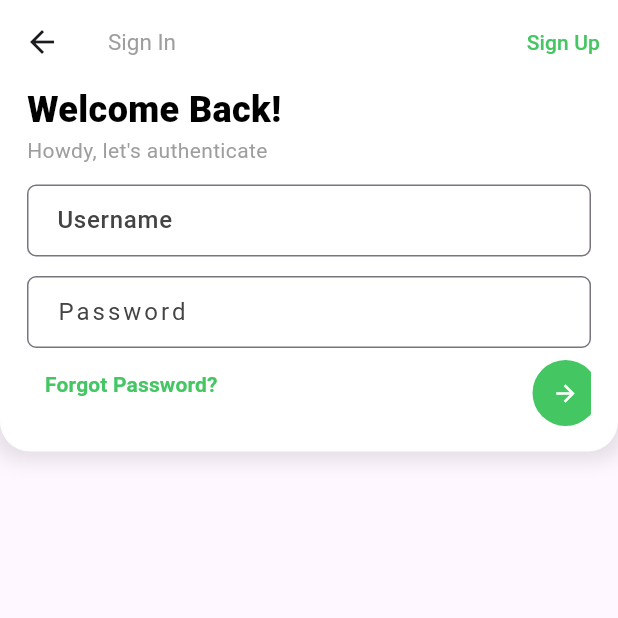
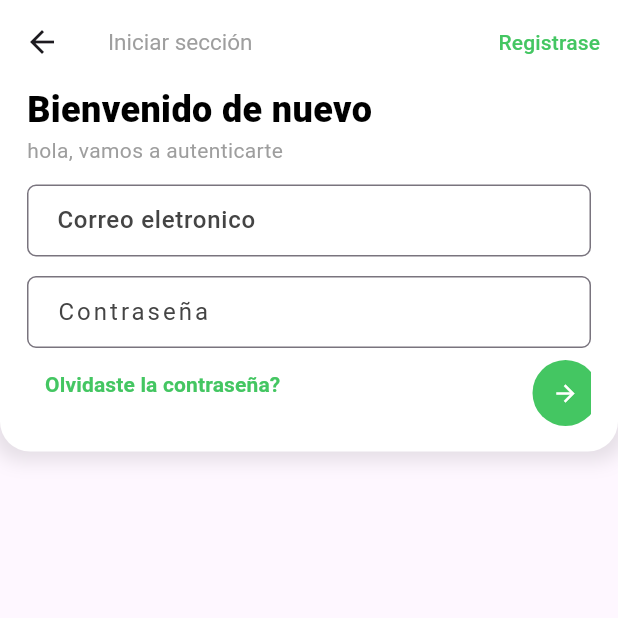
Before and after one commit to BryanAyalaL/Ecovidrio-app, a Flutter app: the SignUpPage screen opened by its route, after a tap on "Sign In", on a phone screen of 412 x 824 dp, the top half of it. Run offline on Flutter 3.47's test engine with Material 3 defaults, Android fonts, the phone set to English and light mode, and no system bars; our stand-ins replace flutter_rating_bar, page_transition; Roboto replaces fonts that are missing (Pacifico, Poppins).

Commit message:
Iniciar seccion visual

```diff
--- a/lib/main.dart
+++ b/lib/main.dart
@@ -13,7 +13,8 @@ class MyApp extends StatelessWidget {
   @override
   Widget build(BuildContext context) {
     return MaterialApp(
-      title: 'Fryo',
+      title: 'Eco vidrio',
+      debugShowCheckedModeBanner: false, // Oculta la etiqueta de depuración
       theme: ThemeData(
         primarySwatch: Colors.green,
       ),
--- a/lib/src/screens/signin.dart
+++ b/lib/src/screens/signin.dart
@@ -20,7 +20,7 @@ class SignInPageState extends State<SignInPage> {
         appBar: AppBar(
           elevation: 0,
           backgroundColor: white,
-          title: Text('Sign In',
+          title: Text('Iniciar sección',
               style: TextStyle(
                   color: Colors.grey, fontFamily: 'Poppins', fontSize: 15)),
           actions: <Widget>[
@@ -36,7 +36,7 @@ class SignInPageState extends State<SignInPage> {
                   ),
                 );
               },
-              child: Text('Sign Up', style: contrastText),
+              child: Text('Registrase', style: contrastText),
             )
           ],
         ),
@@ -54,14 +54,24 @@ class SignInPageState extends State<SignInPage> {
                     mainAxisAlignment: MainAxisAlignment.start,
                     crossAxisAlignment: CrossAxisAlignment.start,
                     children: <Widget>[
-                      Text('Welcome Back!', style: h3),
-                      Text('Howdy, let\'s authenticate', style: taglineText),
-                      fryoTextInput('Username'),
-                      fryoPasswordInput('Password'),
+                      Text('Bienvenido de nuevo', style: h3),
+                      Text('hola, vamos a autenticarte', style: taglineText),
+                      fryoTextInput('Correo eletronico'),
+                      fryoPasswordInput('Contraseña'),
                       TextButton(
-                        onPressed: () {},
+                        onPressed: () {
+                          /*Navigator.push(
+                            context,
+                            PageTransition(
+                              alignment: Alignment.center,
+                              type: PageTransitionType.fade,
+                              duration: Duration(milliseconds: 300),
+                              child: recuperar_contraseñaPage(),
+                            ),
+                          );*/
+                        },
                         child:
-                            Text('Forgot Password?', style: contrastTextBold),
+                            Text('Olvidaste la contraseña?', style: contrastTextBold),
                       )
                     ],
                   ),
--- a/lib/src/screens/welcome_page.dart
+++ b/lib/src/screens/welcome_page.dart
@@ -28,12 +28,12 @@ class WelcomePageState extends State<WelcomePage> {
           Image.asset('images/welcome.png', width: 190, height: 190),
           Container(
             margin: EdgeInsets.only(bottom: 10, top: 0),
-            child: Text('Fryo!', style: logoStyle),
+            child: Text('Eco vidrio', style: logoStyle),
           ),
           Container(
             width: 200,
             margin: EdgeInsets.only(bottom: 0),
-            child: froyoTextBtn('Sign In', () {
+            child: froyoTextBtn('Iniciar sección', () {
               Navigator.pushReplacement(
                   context,
                   PageTransition(
@@ -46,7 +46,7 @@ class WelcomePageState extends State<WelcomePage> {
           Container(
             width: 200,
             padding: EdgeInsets.all(0),
-            child: froyoOutlinedBtn('Sign Up', () {
+            child: froyoOutlinedBtn('Registrase', () {
               Navigator.pushReplacement(
                   context,
                   PageTransition(
@@ -57,22 +57,6 @@ class WelcomePageState extends State<WelcomePage> {
               // Navigator.of(context).pushReplacementNamed('/signup');
             }),
           ),
-          Container(
-            margin: EdgeInsets.only(top: 25),
-            child: Row(
-              mainAxisAlignment: MainAxisAlignment.center,
-              crossAxisAlignment: CrossAxisAlignment.center,
-              children: <Widget>[
-                Text('Langauage:', style: TextStyle(color: darkText)),
-                Container(
-                  margin: EdgeInsets.only(left: 6),
-                  child: Text('English >',
-                      style: TextStyle(
-                          color: Colors.black, fontWeight: FontWeight.w500)),
-                )
-              ],
-            ),
-          )
         ],
       )),
       backgroundColor: bgColor,
```
Also changed, not shown: lib/src/screens/reparar_contraseña.dart (added).
